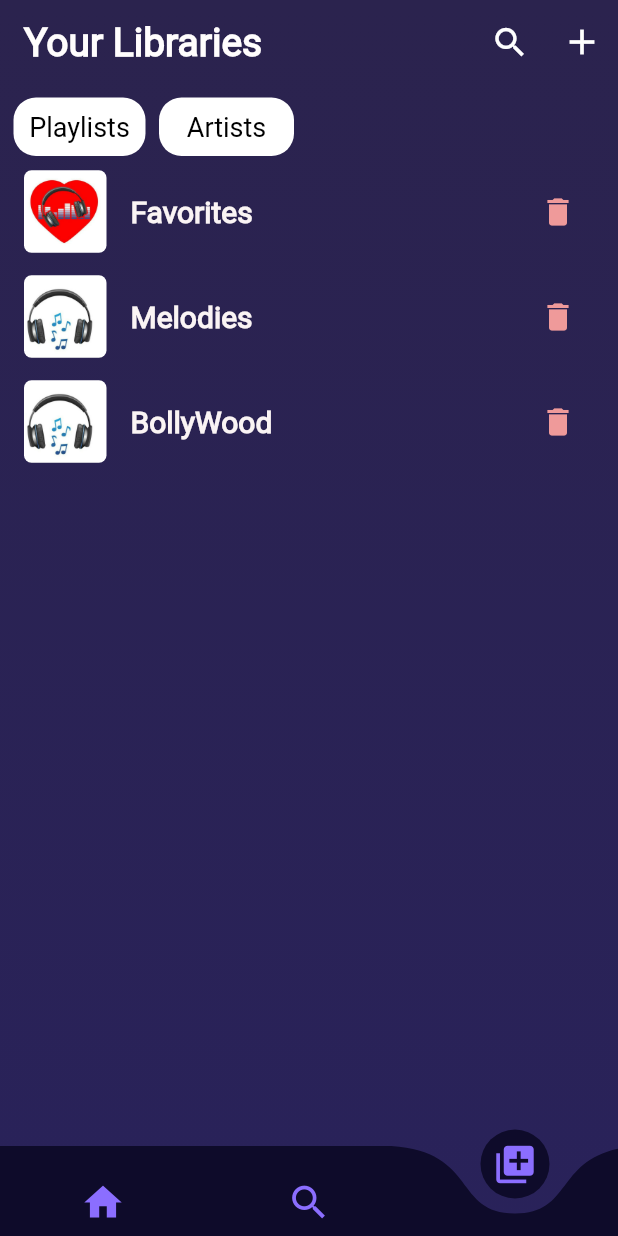
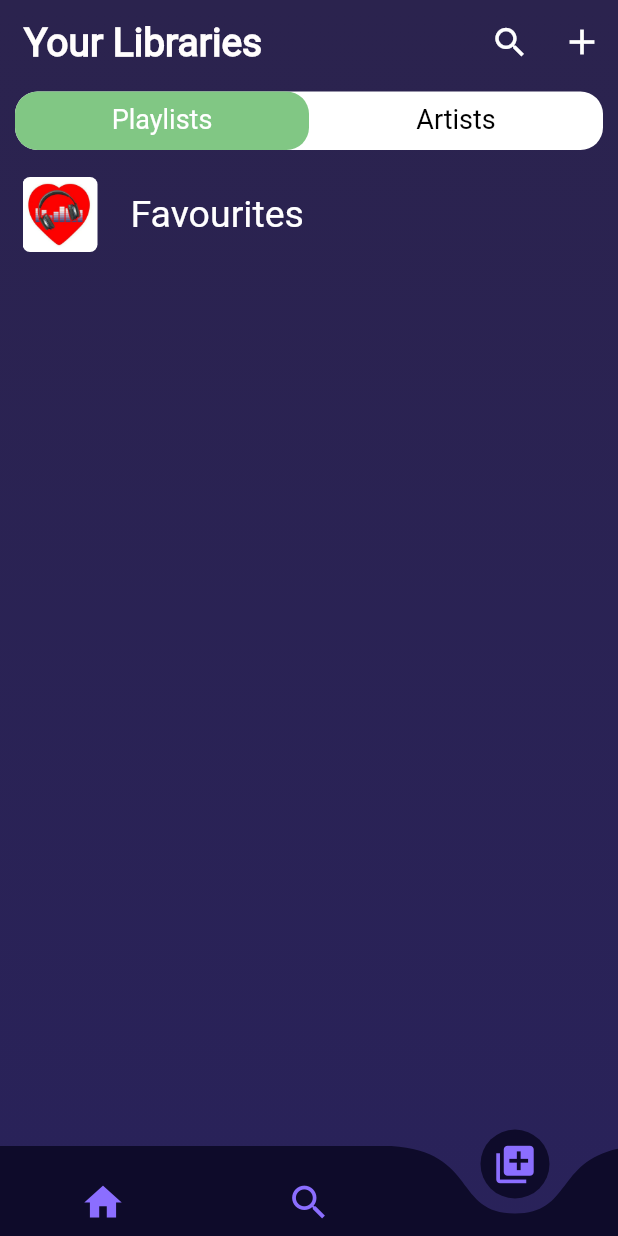
Before and after one commit to JamesdominicR/Rhythm-Beatz-UI, a Flutter app: the screen it shows after launch, item 3 of the bottom bar chosen, on a phone screen of 412 x 824 dp. Run offline on Flutter 3.47's test engine with Material 2 defaults, Android fonts, the phone set to English and light mode, and no system bars; drawn by our look-alikes of curved_navigation_bar; our stand-ins replace animated_splash_screen, assets_audio_player, audio_video_progress_bar, hive, hive_flutter, on_audio_query and 3 more; accounts and stored records are empty; Roboto replaces fonts that are missing (assets/fonts/Inter-Medium.ttf, assets/fonts/Roboto-Light.ttf).

Commit message:
Third Commit

```diff
--- a/lib/screens/library.dart
+++ b/lib/screens/library.dart
@@ -1,8 +1,8 @@
 import 'package:flutter/material.dart';
+import 'package:rhythm_beatz/widgets/library_playlist.dart';
 
 class ScreenLibrary extends StatefulWidget {
   const ScreenLibrary({Key? key}) : super(key: key);
-
 
   @override
   State<ScreenLibrary> createState() => _ScreenLibraryState();
@@ -25,7 +25,9 @@ class _ScreenLibraryState extends State<ScreenLibrary> {
   ];
   @override
   Widget build(BuildContext context) {
-    return Container(
+    return DefaultTabController(
+      length: 2,
+      child: Container(
         decoration: const BoxDecoration(
             gradient: LinearGradient(
                 begin: Alignment.bottomCenter,
@@ -66,98 +68,47 @@ class _ScreenLibraryState extends State<ScreenLibrary> {
               ),
             ],
           ),
-        body: SafeArea(
-          child: Column(
-            children: [
-              // SizedBox(
-              //   height: 8,
-              // ),
-              Row(
-                mainAxisAlignment: MainAxisAlignment.start,
-                children: [
-                  Padding(
-                    padding: const EdgeInsets.all(9.0),
-                    child: Container(
+          body: Padding(
+            padding: EdgeInsets.symmetric(horizontal: 10.0, vertical: 5.0),
+            child: Column(children: [
+              Container(
                 height: 39,
-                      width: 88,
+                // width: 100,
                 decoration: BoxDecoration(
                   borderRadius: BorderRadius.circular(15.0),
                   color: Colors.white,
                 ),
-                      child: const Center(
-                        child: Text(
-                          'Playlists',
-                          style: TextStyle(
+                child: TabBar(
+                  indicator: BoxDecoration(
+                    color: Colors.green[300],
+                    borderRadius: BorderRadius.circular(15.0),
+                  ),
+                  labelColor: Colors.white,
+                  labelStyle: TextStyle(
                     fontSize: 18,
-                            color: Colors.black,
+                  ),
+                  unselectedLabelColor: Colors.black,
+                  tabs: const [
+                    Tab(
+                      text: 'Playlists',
+                    ),
+                    Tab(text: 'Artists'),
+                  ],
                 ),
               ),
+              const Expanded(
+                child: TabBarView(children: [
+                  // Center(
+                  // child:
+
+                  LibraryPlaylist(),
+                  // ),
+                  Center(
+                    child: Text('Artists page'),
                   ),
-                    ),
-                  ),
-                  Container(
-                    height: 39,
-                    width: 90,
-                    decoration: BoxDecoration(
-                      borderRadius: BorderRadius.circular(15.0),
-                      color: Colors.white,
-                    ),
-                    child: const Center(
-                      child: Text(
-                        'Artists',
-                        style: TextStyle(
-                          fontSize: 18,
-                          color: Colors.black,
-                        ),
-                      ),
-                    ),
-                  ),
-                ],
-              ),
-              Expanded(
-                child: ListView.builder(
-                    itemCount: libraryList.length,
-                    itemExtent: 70,
-                    itemBuilder: (context, int index) {
-                      return ListTile(
-                        title: Text(
-                          libraryList[index]['title'],
-                          style: const TextStyle(
-                            fontFamily: 'assets/fonts/Roboto-Light.ttf',
-                            fontWeight: FontWeight.bold,
-                            fontSize: 20.0,
-                            color: Color(0xffFAF4F4),
-                          ),
-                        ),
-                        leading: Container(
-                          height: 55.0,
-                          width: 55.0,
-                          decoration: BoxDecoration(
-                            borderRadius: BorderRadius.circular(5.0),
-                            image: DecorationImage(
-                              image: AssetImage(
-                                libraryList[index]['image'],
-                              ),
-                              fit: BoxFit.fill,
-                            ),
-                          ),
-
-                          // child: Image.asset(
-                          //   musicList[index]['image'],
-                          // ),,
-                        ),
-                        trailing: IconButton(
-                          icon: const Icon(Icons.delete),
-                          color: Colors.red[200],
-                          onPressed: () {
-                            alertDialogDelete(context);
-                          },
-                        ),
-                      );
-                    }),
-              ),
-              Container(),
-            ],
+                ]),
+              )
+            ]),
           ),
         ),
       ),
--- /dev/null
+++ b/lib/widgets/library_playlist.dart
@@ -0,0 +1,66 @@
+import 'package:flutter/material.dart';
+import 'package:flutter/rendering.dart';
+import 'package:hive/hive.dart';
+import 'package:rhythm_beatz/database/songmodel_adapter.dart';
+
+import '../screens/favourites.dart';
+
+class LibraryPlaylist extends StatefulWidget {
+  const LibraryPlaylist({Key? key}) : super(key: key);
+
+  @override
+  State<LibraryPlaylist> createState() => _LibraryPlaylistState();
+}
+
+class _LibraryPlaylistState extends State<LibraryPlaylist> {
+  final box = MusicBox.getInstance();
+  List playlist = [];
+  String? playlistName = '';
+  @override
+  void initstate() {
+    super.initState();
+  }
+
+  @override
+  void dispose() {
+    super.dispose();
+  }
+
+  @override
+  Widget build(BuildContext context) {
+    return Padding(
+      padding: const EdgeInsets.only(top: 15),
+      child: ListView(
+        physics: const BouncingScrollPhysics(),
+        children: [
+          ListTile(
+            onTap: () => Navigator.push(context,
+                MaterialPageRoute(builder: (context) => const favourites())),
+            leading:
+                // Container(
+                //   height: 50,
+                //   width: 50,
+                ClipRRect(
+              borderRadius: BorderRadius.circular(5.0),
+              child: Image.asset(
+                'assets/Images/Image 7.jpg',
+                height: 50,
+                width: 50,
+                fit: BoxFit.cover,
+              ),
+            ),
+            contentPadding: const EdgeInsets.symmetric(horizontal: 5),
+            horizontalTitleGap: 22,
+            title: const Text(
+              'Favourites',
+              style: TextStyle(
+                fontSize: 25,
+                color: Colors.white,
+              ),
+            ),
+          ),
+        ],
+      ),
+    );
+  }
+}
```
Also changed, not shown: lib/screens/favourites.dart (added, +123 -0 lines), lib/widgets/musiclist_menu.dart (added, +10 -0 lines). Lines whose indentation alone changed are shown as unchanged.
